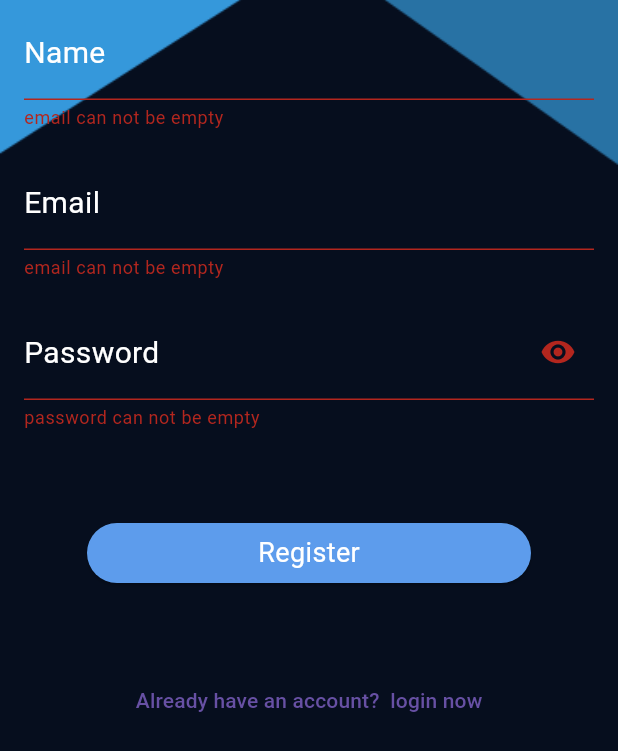
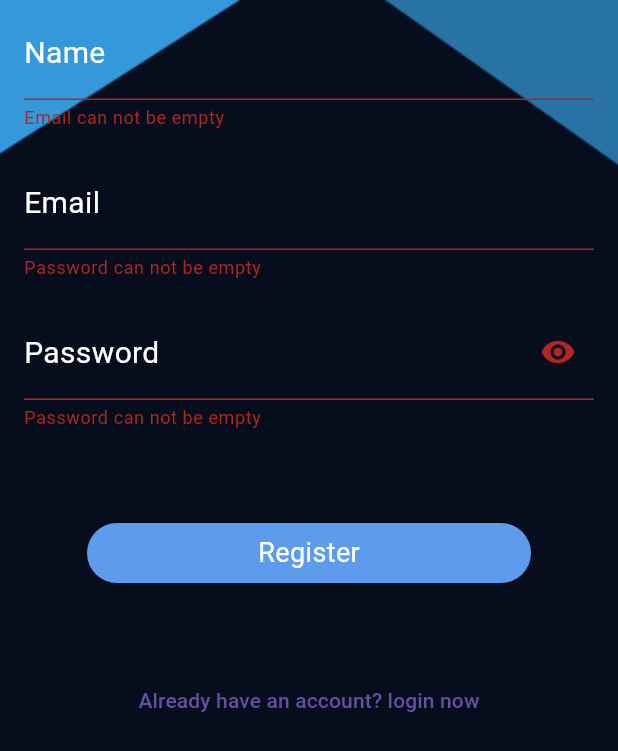
Before and after one commit to AHMED3ly4/todo_app, a Flutter app: the RegisterScreen screen opened by its route, after a tap on "Register", on a phone screen of 412 x 824 dp. Shown: the part 254-1005 px from the top of the screen. Run offline on Flutter 3.47's test engine with Material 3 defaults, Android fonts, the light colour scheme and no system bars; our stand-ins replace cloud_firestore, firebase_auth, firebase_core, flutter_slidable, fluttertoast; missing offline and left inert: flutter_timeline_calendar; accounts and stored records are empty; generated files the repository leaves out were written again.

Commit message:
Localization is done

```diff
--- a/lib/l10n/app_en.arb
+++ b/lib/l10n/app_en.arb
@@ -19,5 +19,16 @@
   "saveChanges": "Save changes",
   "done": "Done!",
   "delete": "Delete",
-  "logout": "Logout"
+  "logout": "Logout",
+  "email": "Email",
+  "password": "Password",
+  "login": "Login",
+  "registerNow": "Don't have an account? register now",
+  "register": "Register",
+  "name": "Name",
+  "loginNow": "Already have an account? login now",
+  "sthWentWrong": "OPS! something went wrong.",
+  "emailCanNotBeEmpty": "Email can not be empty",
+  "passwordCanNotBeEmpty": "Password can not be empty",
+  "passwordCantBeLessThan": "Password must be more than 6 characters"
 }
--- a/lib/screens/auth/register_screen.dart
+++ b/lib/screens/auth/register_screen.dart
@@ -7,6 +7,7 @@ import 'package:todo_app/providers/user_provider.dart';
 import 'package:todo_app/screens/home_screen.dart';
 import '../../widgets/myTextFormField.dart';
 import '../../widgets/my_elevated_button.dart';
+import 'package:flutter_gen/gen_l10n/app_localizations.dart';
 
 class RegisterScreen extends StatefulWidget {
   static const  routeName='register screen route name';
@@ -48,27 +49,27 @@ class _RegisterScreenState extends State<RegisterScreen> {
                 MyTextFormField(
                   validator: (value){
                     if(value==null || value==''){
-                      return'email can not be empty';
+                      return AppLocalizations.of(context)!.emailCanNotBeEmpty;
                     }
                     return null;
                   },
                   controller: nameController,
-                  labelText: 'Name',
+                  labelText: AppLocalizations.of(context)!.name,
                 ),
                 MyTextFormField(
                   validator: (value){
                     if(value==null || value==''){
-                      return'email can not be empty';
+                      return AppLocalizations.of(context)!.passwordCanNotBeEmpty;
                     }
                     return null;
                   },
                   controller: emailController,
-                  labelText: 'Email',
+                  labelText: AppLocalizations.of(context)!.email,
                   keyboardType: TextInputType.emailAddress,
                 ),
                 MyTextFormField(
                   controller: passwordController,
-                  labelText: 'Password',
+                  labelText: AppLocalizations.of(context)!.password,
                   isPassword: isPasswordObscure,
                   suffixIcon: IconButton(
                     onPressed: (){
@@ -79,15 +80,15 @@ class _RegisterScreenState extends State<RegisterScreen> {
                   ),
                   validator: (password){
                     if(password ==null ||password.isEmpty){
-                      return'password can not be empty';
+                      return AppLocalizations.of(context)!.passwordCanNotBeEmpty;
                     }else if(password.length<6){
-                      return 'Password must be more than 6 characters';
+                      return AppLocalizations.of(context)!.passwordCantBeLessThan;
                     }
                     return null;
                   },
                 ),
                 MyElevatedButton(
-                  label: 'Register',
+                  label: AppLocalizations.of(context)!.register,
                   onPressed: (){
                     if(formKey.currentState?.validate()==true){
                       FirebaseUtils.register(
@@ -100,11 +101,11 @@ class _RegisterScreenState extends State<RegisterScreen> {
                                 (error){
                               if(error is FirebaseAuthException){
                                 Fluttertoast.showToast(
-                                  msg: error.message ?? "OPS! something went wrong.",
+                                  msg: error.message ?? AppLocalizations.of(context)!.sthWentWrong,
                                 );
                               }else {
                                 Fluttertoast.showToast(
-                                    msg: "OPS! something went wrong.");
+                                    msg: AppLocalizations.of(context)!.sthWentWrong);
                               }
                               return null;
                             }
@@ -117,8 +118,8 @@ class _RegisterScreenState extends State<RegisterScreen> {
                   onPressed: (){
                     Navigator.of(context).pop();
                   },
-                  child: const Text(
-                    'Already have an account?  login now',
+                  child:  Text(
+                    AppLocalizations.of(context)!.loginNow,
                   ),
                 ),
               ],
```
Also changed, not shown: flutter_native_splash.yaml (+19 -19 lines), lib/l10n/app_ar.arb (+12 -1 lines), lib/screens/auth/login_screen.dart (+11 -11 lines), assets/images/logo.png (added), assets/images/logo_dark.png (deleted), assets/images/logo_light.png (deleted), 12 other files.
